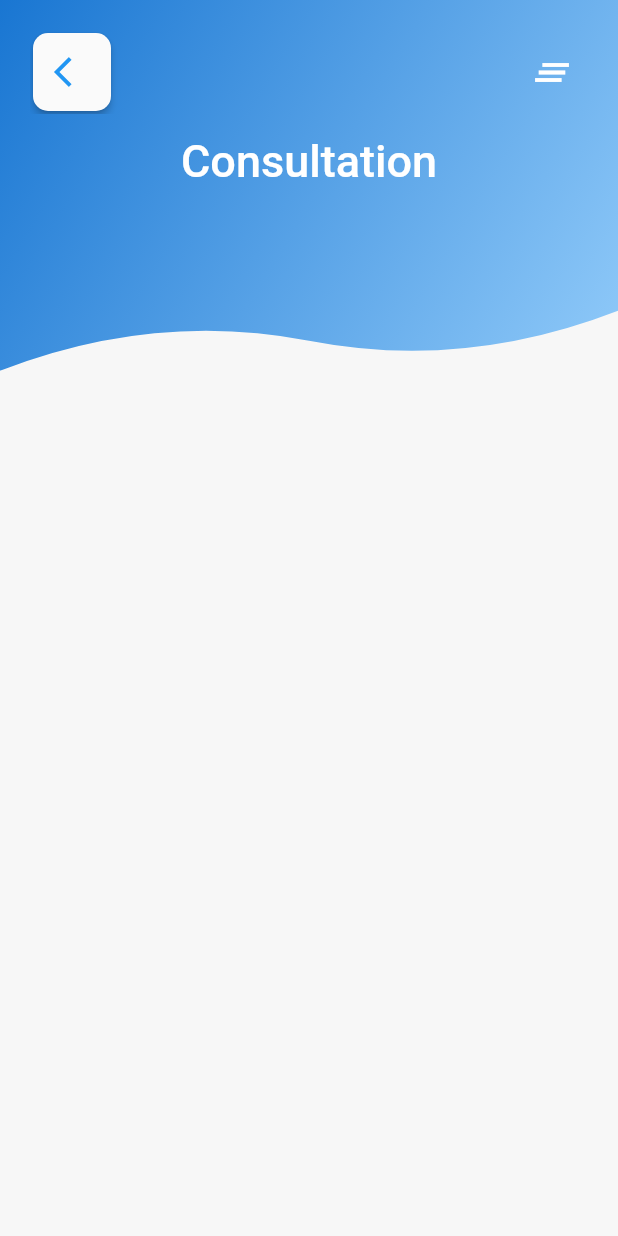
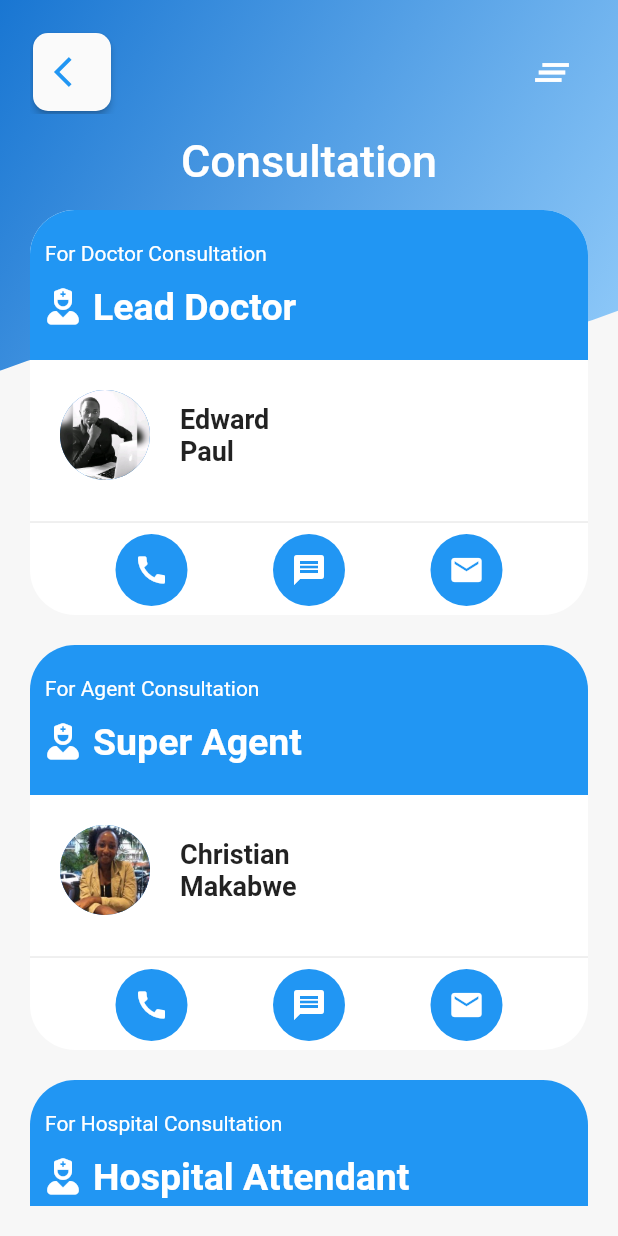
Before and after one commit to qlicue-digital-agency-ltd/cloud_9_client, a Flutter app: the screen it shows after launch, after a tap on "Consultation", on a phone screen of 412 x 824 dp. Run offline on Flutter 3.47's test engine with Material 2 defaults, Android fonts, the phone set to English and light mode, and no system bars; our stand-ins replace font_awesome_flutter, table_calendar.

Commit message:
consultation card design

```diff
--- /dev/null
+++ b/lib/components/card/consultation_card.dart
@@ -0,0 +1,135 @@
+import 'package:cloud_9_client/models/staff.dart';
+import 'package:flutter/material.dart';
+import 'package:font_awesome_flutter/font_awesome_flutter.dart';
+
+typedef ConsultationOnTap = Function();
+
+class Consultation extends StatelessWidget {
+  final ConsultationOnTap onTapCall;
+  final ConsultationOnTap onTapMail;
+  final ConsultationOnTap onTapEmail;
+  final String subtitle;
+  final Staff staff;
+
+  const Consultation(
+      {Key key,
+      @required this.subtitle,
+      @required this.staff,
+      @required this.onTapCall,
+      @required this.onTapMail,
+      @required this.onTapEmail})
+      : super(key: key);
+  @override
+  Widget build(BuildContext context) {
+    return Container(
+      height: 270,
+      decoration: BoxDecoration(
+        borderRadius: BorderRadius.circular(30),
+        color: Colors.white,
+      ),
+      child: Column(children: <Widget>[
+        Container(
+          decoration: BoxDecoration(
+            borderRadius: BorderRadius.only(
+                topLeft: Radius.circular(30), topRight: Radius.circular(30)),
+            color: Colors.blue,
+          ),
+          height: 100,
+          child: Column(children: <Widget>[
+            Row(
+              children: <Widget>[
+                SizedBox(height: 50),
+                Padding(
+                  padding: const EdgeInsets.only(left: 10, top: 8.0),
+                  child: Text(
+                    subtitle,
+                    style: TextStyle(color: Colors.white),
+                  ),
+                ),
+              ],
+            ),
+            Row(
+              children: <Widget>[
+                SizedBox(width: 10),
+                Icon(
+                  FontAwesomeIcons.userNurse,
+                  color: Colors.white,
+                ),
+                Padding(
+                  padding: const EdgeInsets.only(left: 8.0),
+                  child: Text(
+                    staff.title,
+                    style: TextStyle(
+                        color: Colors.white,
+                        fontSize: 25,
+                        fontWeight: FontWeight.bold),
+                  ),
+                ),
+              ],
+            ),
+          ]),
+        ),
+        SizedBox(height: 10),
+        Padding(
+          padding: const EdgeInsets.only(top: 10, left: 20),
+          child: Row(children: <Widget>[
+            CircleAvatar(
+              backgroundImage: AssetImage(staff.avatar),
+              radius: 30,
+            ),
+            SizedBox(width: 20),
+            Text(staff.firstname + ' \n' + staff.lastname,
+                style: TextStyle(fontSize: 18, fontWeight: FontWeight.bold))
+          ]),
+        ),
+        SizedBox(
+          height: 20,
+        ),
+        Divider(),
+        Row(
+            mainAxisAlignment: MainAxisAlignment.spaceEvenly,
+            children: <Widget>[
+              Container(
+                decoration: BoxDecoration(
+                  borderRadius: BorderRadius.circular(30),
+                  color: Colors.blue,
+                ),
+                child: IconButton(
+                    color: Colors.white,
+                    icon: Icon(Icons.call),
+                    tooltip: 'call',
+                    onPressed: () {
+                      print(staff.phone);
+                    }),
+              ),
+              Container(
+                decoration: BoxDecoration(
+                  borderRadius: BorderRadius.circular(30),
+                  color: Colors.blue,
+                ),
+                child: IconButton(
+                    color: Colors.white,
+                    icon: Icon(Icons.message),
+                    tooltip: 'message',
+                    onPressed: () {
+                      print(staff.phone);
+                    }),
+              ),
+              Container(
+                decoration: BoxDecoration(
+                  borderRadius: BorderRadius.circular(30),
+                  color: Colors.blue,
+                ),
+                child: IconButton(
+                    color: Colors.white,
+                    icon: Icon(Icons.email),
+                    tooltip: 'email',
+                    onPressed: () {
+                      print(staff.email);
+                    }),
+              ),
+            ])
+      ]),
+    );
+  }
+}
--- /dev/null
+++ b/lib/models/staff.dart
@@ -0,0 +1,48 @@
+import 'package:flutter/material.dart';
+
+class Staff {
+  final int id;
+  final String title;
+  final String firstname;
+  final String lastname;
+  final String avatar;
+  final String phone;
+  final String email;
+
+  Staff({
+    @required this.id,
+    @required this.title,
+    @required this.firstname,
+    @required this.lastname,
+    @required this.avatar,
+    @required this.phone,
+    @required this.email,
+  });
+}
+
+List<Staff> staffList = <Staff>[
+  Staff(
+      id: 1,
+      title: 'Lead Doctor',
+      firstname: 'Edward',
+      lastname: 'Paul',
+      avatar: 'assets/images/rob.png',
+      email: 'doctor@cloud9.com',
+      phone: '0715123456'),
+  Staff(
+      id: 1,
+      title: 'Super Agent',
+      firstname: 'Christian',
+      lastname: 'Makabwe',
+      avatar: 'assets/images/lisa.jpeg',
+      email: 'agent@cloud9.com',
+      phone: '0715123456'),
+  Staff(
+      id: 1,
+      title: 'Hospital Attendant',
+      firstname: 'Boris',
+      lastname: 'Mukiza',
+      avatar: 'assets/images/matty.jpg',
+      email: 'attendant@cloud9.com',
+      phone: '0715123456')
+];
--- /dev/null
+++ b/lib/models/user.dart
@@ -0,0 +1,3 @@
+class User{
+
+}
--- a/lib/screens/consultation_screen.dart
+++ b/lib/screens/consultation_screen.dart
@@ -1,3 +1,5 @@
+import 'package:cloud_9_client/components/card/consultation_card.dart';
+import 'package:cloud_9_client/models/staff.dart';
 import 'package:cloud_9_client/screens/background.dart';
 import 'package:flutter/material.dart';
 
@@ -53,7 +55,35 @@ class ConsultationScreen extends StatelessWidget {
               ),
             ),
             SliverList(
-              delegate: SliverChildListDelegate([]),
+              delegate: SliverChildListDelegate([
+                Consultation(
+                  staff: staffList[0],
+                  subtitle: 'For Doctor Consultation',
+                  onTapMail: () {},
+                  onTapCall: () {},
+                  onTapEmail: () {},
+                ),
+                SizedBox(
+                  height: 20,
+                ),
+                Consultation(
+                  staff: staffList[1],
+                  subtitle: 'For Agent Consultation',
+                  onTapMail: () {},
+                  onTapCall: () {},
+                  onTapEmail: () {},
+                ),
+                SizedBox(
+                  height: 20,
+                ),
+                Consultation(
+                  staff: staffList[2],
+                  subtitle: 'For Hospital Consultation',
+                  onTapMail: () {},
+                  onTapCall: () {},
+                  onTapEmail: () {},
+                )
+              ]),
             )
           ],
         ),
```
